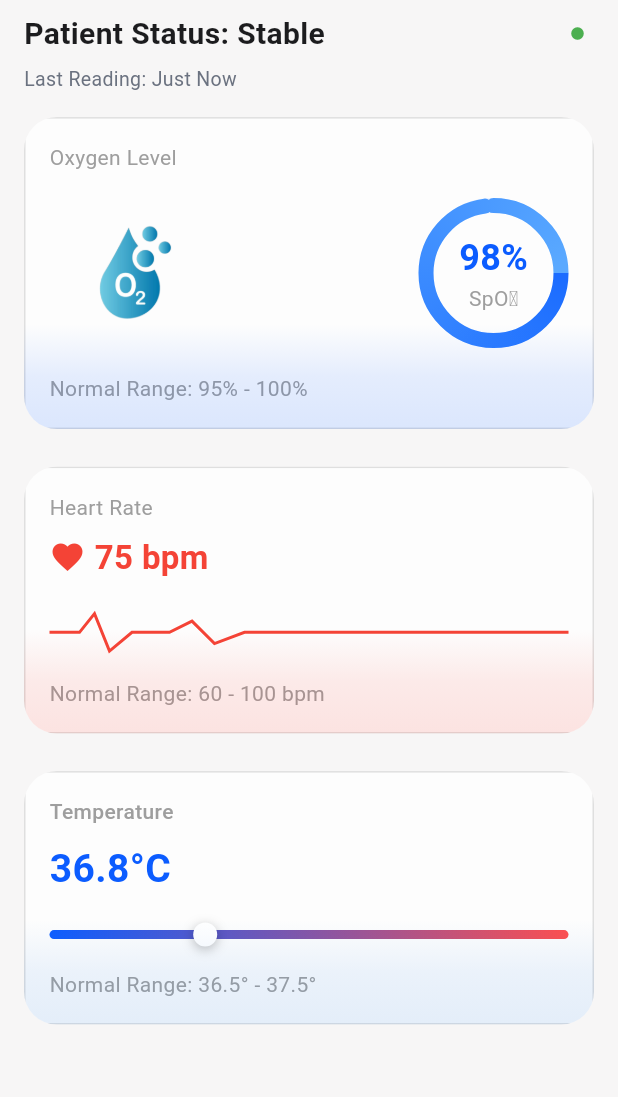
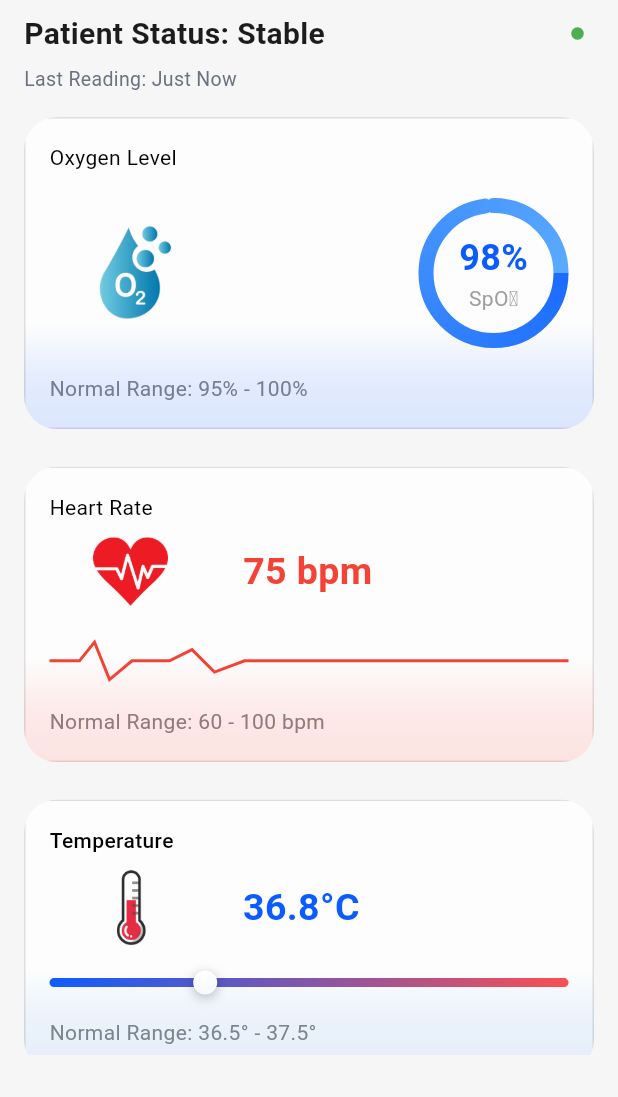
Before and after one commit to Abd0-M0stafa/medical, a Flutter app: the HomeScreen screen opened directly, on a phone screen of 412 x 824 dp, the part 139-1236 px from its top. Run offline on Flutter 3.47's test engine with Material 3 defaults, Android fonts, the phone set to English and light mode, and no system bars; our stand-ins replace firebase_core; accounts and stored records are empty; project files that could hold a hidden picture were left out.

Commit message:
home ui done

```diff
--- a/lib/features/home/presentation/view/widgets/hart_rate_card.dart
+++ b/lib/features/home/presentation/view/widgets/hart_rate_card.dart
@@ -11,17 +11,24 @@
       shadowColor: Colors.red,
       child: Column(
         crossAxisAlignment: CrossAxisAlignment.start,
-        children: const [
-          Text('Heart Rate', style: TextStyle(color: Colors.grey)),
+        children: [
+          Text(
+            'Heart Rate',
+            style: TextStyle(color: const Color.fromARGB(255, 0, 0, 0)),
+          ),
           SizedBox(height: 8),
           Row(
             children: [
-              Icon(Icons.favorite, color: Colors.red),
-              SizedBox(width: 6),
+              SizedBox(width: 29),
+              SizedBox(
+                height: 50,
+                child: Image.asset("assets/images/heart_rate.png"),
+              ),
+              SizedBox(width: 50),
               Text(
                 '75 bpm',
                 style: TextStyle(
-                  fontSize: 22,
+                  fontSize: 25,
                   fontWeight: FontWeight.bold,
                   color: Colors.red,
                 ),
@@ -33,7 +40,7 @@
           SizedBox(height: 8),
           Text(
             'Normal Range: 60 - 100 bpm',
-            style: TextStyle(color: Colors.grey),
+            style: TextStyle(color: const Color.fromARGB(255, 131, 131, 131)),
           ),
         ],
       ),
--- a/lib/features/home/presentation/view/widgets/oxygen_card.dart
+++ b/lib/features/home/presentation/view/widgets/oxygen_card.dart
@@ -12,7 +12,10 @@
       child: Column(
         crossAxisAlignment: CrossAxisAlignment.start,
         children: [
-          Text('Oxygen Level', style: TextStyle(color: Colors.grey)),
+          Text(
+            'Oxygen Level',
+            style: TextStyle(color: const Color.fromARGB(255, 0, 0, 0)),
+          ),
           SizedBox(height: 12),
           Row(
             mainAxisAlignment: MainAxisAlignment.spaceBetween,
@@ -27,7 +30,7 @@
           SizedBox(height: 12),
           Text(
             'Normal Range: 95% - 100%',
-            style: TextStyle(color: Colors.grey),
+            style: TextStyle(color: const Color.fromARGB(255, 131, 131, 131)),
           ),
         ],
       ),
--- a/lib/features/home/presentation/view/widgets/temperature_card.dart
+++ b/lib/features/home/presentation/view/widgets/temperature_card.dart
@@ -11,26 +11,40 @@
       shadowColor: const Color(0xFF4A90E2), // لون بارد خفيف
       child: Column(
         crossAxisAlignment: CrossAxisAlignment.start,
-        children: const [
+        children: [
           Text(
             'Temperature',
-            style: TextStyle(color: Colors.grey, fontWeight: FontWeight.w500),
+            style: TextStyle(
+              color: Color.fromARGB(255, 0, 0, 0),
+              fontWeight: FontWeight.w500,
+            ),
           ),
           SizedBox(height: 10),
+          Row(
+            children: [
+              SizedBox(width: 30),
+              SizedBox(
+                height: 50,
+                child: Image.asset("assets/images/temp.png"),
+              ),
+              SizedBox(width: 50),
+
               Text(
                 '36.8°C',
                 style: TextStyle(
-              fontSize: 26,
+                  fontSize: 25,
                   fontWeight: FontWeight.bold,
                   color: Color(0xFF0B5CFF),
                 ),
+              ),
+            ],
           ),
           SizedBox(height: 14),
           TemperatureBar(value: 36.8, min: 36.5, max: 37.5),
           SizedBox(height: 12),
           Text(
             'Normal Range: 36.5° - 37.5°',
-            style: TextStyle(color: Colors.grey),
+            style: TextStyle(color: Color.fromARGB(255, 131, 131, 131)),
           ),
         ],
       ),
--- a/lib/main.dart
+++ b/lib/main.dart
@@ -1,8 +1,6 @@
 import 'package:flutter/material.dart';
 import 'package:medical/features/auth/presentation/view/login_screen.dart';
-import 'package:medical/features/auth/presentation/view/register_screen.dart';
 import 'package:firebase_core/firebase_core.dart';
-import 'package:medical/features/home/presentation/view/home_view.dart';
 import 'firebase_options.dart';
 
 void main() async {
@@ -16,6 +14,6 @@
 
   @override
   Widget build(BuildContext context) {
-    return MaterialApp(debugShowCheckedModeBanner: false, home: HomeScreen());
+    return MaterialApp(debugShowCheckedModeBanner: false, home: LoginScreen());
   }
 }
```
Also changed, not shown: lib/core/widgets/app_text_field.dart (+31 -5 lines), lib/features/auth/presentation/view/login_screen.dart (+45 -9 lines), lib/features/auth/presentation/view/register_screen.dart (+7 -13 lines), assets/images/temp.png (added). Lines whose indentation alone changed are shown as unchanged.
